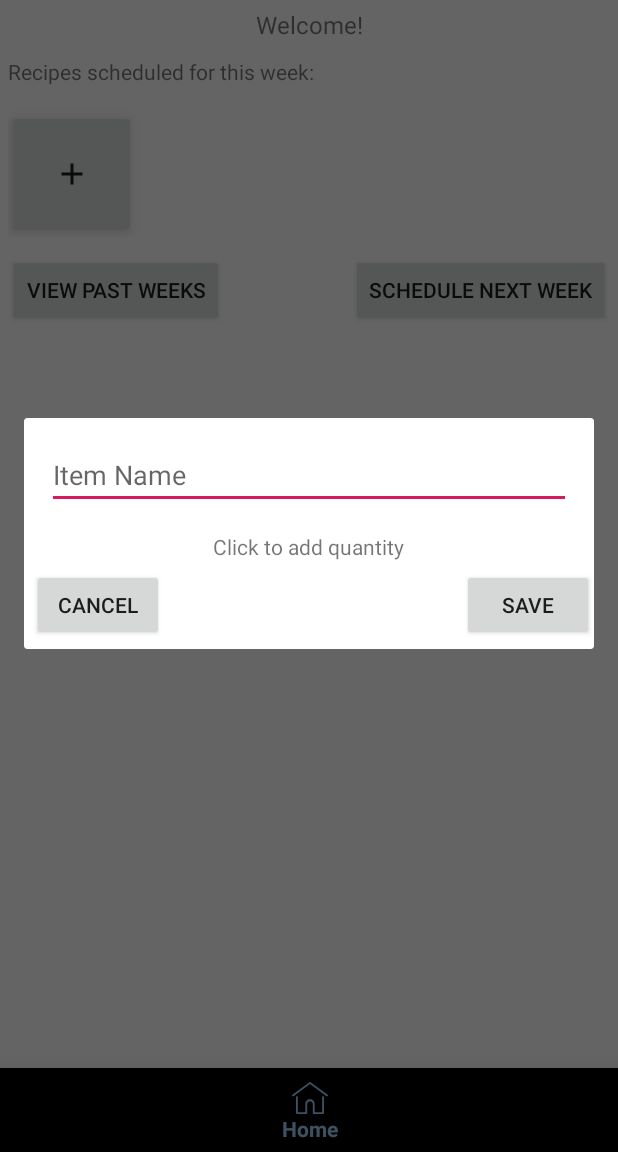
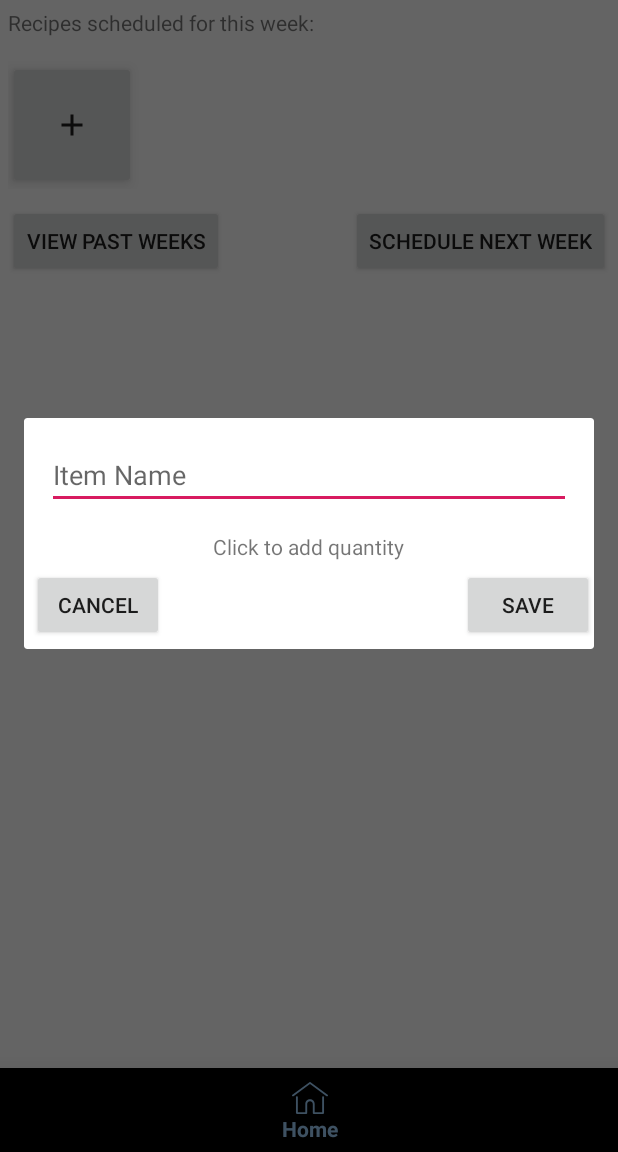
Before and after one commit to nerdyGinger/FoodManagementApp, an Android app: the fragment CustomItemDialog placed in its activity, on a phone screen of 412 x 824 dp, the part 84-1236 px from its top. Run offline under Robolectric (Android 15) with nearby library versions, the phone set to English and light mode, and no system bars; our stand-ins replace Room's generated code; 10 statements that could not run were skipped.

Commit message:
reformatted some layouts to use string resources

```diff
--- a/app/src/main/res/layout/activity_about.xml
+++ b/app/src/main/res/layout/activity_about.xml
@@ -1,7 +1,6 @@
 <?xml version="1.0" encoding="utf-8"?>
 <RelativeLayout
     xmlns:android="http://schemas.android.com/apk/res/android"
-    xmlns:app="http://schemas.android.com/apk/res-auto"
     xmlns:tools="http://schemas.android.com/tools"
     android:layout_width="match_parent"
     android:layout_height="match_parent"
@@ -53,6 +52,7 @@
                 android:layout_below="@+id/aboutCredits"
                 android:layout_centerHorizontal="true"
                 android:src="@drawable/self_portrait"
+                android:contentDescription="@string/about_pic_description"
                 />
 
             <TextView
--- a/app/src/main/res/layout/activity_contact.xml
+++ b/app/src/main/res/layout/activity_contact.xml
@@ -1,7 +1,6 @@
 <?xml version="1.0" encoding="utf-8"?>
 <RelativeLayout
     xmlns:android="http://schemas.android.com/apk/res/android"
-    xmlns:app="http://schemas.android.com/apk/res-auto"
     xmlns:tools="http://schemas.android.com/tools"
     android:layout_width="match_parent"
     android:layout_height="match_parent"
@@ -22,7 +21,7 @@
         android:layout_below="@+id/toolbar"
         android:textSize="18sp"
         android:textColor="@color/custom_text_color"
-        android:text="Do you have a question or comment for me? Fill out the form below!"
+        android:text="@string/contact_text"
         />
 
     <com.google.android.material.textfield.TextInputLayout
@@ -49,7 +48,7 @@
         android:layout_height="wrap_content"
         android:layout_below="@+id/contactMessageLayout"
         android:layout_centerHorizontal="true"
-        android:text="Submit"
+        android:text="@string/contact_submit_btn"
         />
 
 </RelativeLayout>
--- a/app/src/main/res/layout/browse_recipes_card.xml
+++ b/app/src/main/res/layout/browse_recipes_card.xml
@@ -26,7 +26,7 @@
 
             <ImageView
                 android:id="@+id/recipeCardImage"
-                android:contentDescription="Recipe Image"
+                android:contentDescription="@string/recipe_pic_description"
                 android:layout_width="75dp"
                 android:layout_height="75dp"
                 android:src="@drawable/ic_chef"
@@ -42,7 +42,6 @@
                 android:textSize="16sp"
                 android:maxLines="2"
                 android:ellipsize="end"
-                android:text="This is an example of a long recipe name"
                 />
 
             <TextView
@@ -55,7 +54,6 @@
                 android:gravity="end"
                 android:maxLines="1"
                 android:ellipsize="end"
-                android:text="Category"
                 />
 
         </RelativeLayout>
--- a/app/src/main/res/layout/custom_recipe_page_2.xml
+++ b/app/src/main/res/layout/custom_recipe_page_2.xml
@@ -9,7 +9,7 @@
         android:layout_width="wrap_content"
         android:layout_height="wrap_content"
         android:layout_margin="5dp"
-        android:text="Ingredients"
+        android:text="@string/recipe_dialog_ingredients_title"
         />
 
     <androidx.recyclerview.widget.RecyclerView
--- a/app/src/main/res/layout/custom_recipe_page_3.xml
+++ b/app/src/main/res/layout/custom_recipe_page_3.xml
@@ -9,7 +9,7 @@
         android:layout_width="wrap_content"
         android:layout_height="wrap_content"
         android:layout_margin="5dp"
-        android:text="Instructions"
+        android:text="@string/recipe_dialog_instructions_title"
         />
 
     <androidx.recyclerview.widget.RecyclerView
--- a/app/src/main/res/layout/custom_toolbar.xml
+++ b/app/src/main/res/layout/custom_toolbar.xml
@@ -18,6 +18,7 @@
             android:layout_height="wrap_content"
             android:src="@drawable/ic_menu"
             android:background="#00FFFFFF"
+            android:contentDescription="@string/menu_nav_btn_description"
             />
 
         <TextView
--- a/app/src/main/res/layout/dialog_add_inventory_item.xml
+++ b/app/src/main/res/layout/dialog_add_inventory_item.xml
@@ -14,7 +14,7 @@
         android:layout_centerInParent="true"
         android:layout_alignParentTop="true"
         android:layout_margin="15dp"
-        android:hint="Item Name"
+        android:hint="@string/inventory_item_name"
         />
 
     <TextView
@@ -40,7 +40,7 @@
             android:id="@+id/addInventoryQuantity"
             android:layout_width="100dp"
             android:layout_height="wrap_content"
-            android:hint="How much?"
+            android:hint="@string/inventory_quantity_hint"
             android:layout_alignParentTop="true"
             android:textSize="16sp"
             android:layout_margin="5dp"
@@ -64,7 +64,7 @@
             android:gravity="end"
             android:layout_centerHorizontal="true"
             android:layout_below="@+id/addInventoryQuantity"
-            android:text="How much is this?"
+            android:text="@string/inventory_stock_level_hint"
             />
 
         <SeekBar
@@ -86,7 +86,7 @@
         android:layout_height="wrap_content"
         android:layout_below="@+id/addInventoryQuantityContainer"
         android:layout_margin="5dp"
-        android:text="Cancel"
+        android:text="@string/app_cancel_btn"
         />
 
     <Button
@@ -96,7 +96,7 @@
         android:layout_alignParentEnd="true"
         android:layout_below="@+id/addInventoryQuantityContainer"
         android:layout_margin="5dp"
-        android:text="Save"
+        android:text="@string/app_save_btn"
         />
 
 </RelativeLayout>
--- a/app/src/main/res/layout/fab_recipe_menu.xml
+++ b/app/src/main/res/layout/fab_recipe_menu.xml
@@ -14,7 +14,7 @@
         android:padding="5dp"
         android:layout_marginEnd="75dp"
         android:layout_marginBottom="155dp"
-        android:text="Custom"
+        android:text="@string/recipe_add_custom"
         android:background="#555555"
         android:textColor="#ffffff"
         android:visibility="invisible"
@@ -44,7 +44,7 @@
         android:padding="5dp"
         android:layout_marginEnd="75dp"
         android:layout_marginBottom="90dp"
-        android:text="Browse"
+        android:text="@string/recipe_add_browse"
         android:background="#555555"
         android:textColor="#ffffff"
         android:visibility="invisible"
--- a/app/src/main/res/layout/fragment_home.xml
+++ b/app/src/main/res/layout/fragment_home.xml
@@ -7,21 +7,11 @@
     tools:context=".HomeFragment">
 
     <TextView
-        android:id="@+id/homeTitle"
-        android:layout_width="match_parent"
-        android:layout_height="wrap_content"
-        android:layout_margin="5dp"
-        android:gravity="center"
-        android:textSize="16sp"
-        android:text="Welcome!"
-        />
-
-    <TextView
         android:id="@+id/homeScheduledRecipesTitle"
         android:layout_width="match_parent"
         android:layout_height="wrap_content"
         android:layout_margin="5dp"
-        android:layout_below="@+id/homeTitle"
+        android:layout_alignParentTop="true"
         android:text="Recipes scheduled for this week:"
         />
 
--- a/app/src/main/res/values/strings.xml
+++ b/app/src/main/res/values/strings.xml
@@ -1,30 +1,53 @@
 <resources>
     <string name="app_name">Pocket Pantry</string>
 
+
+    <string name="app_save_btn">Save</string>
+    <string name="app_next_btn">Next</string>
+    <string name="app_cancel_btn">Cancel</string>
+
     <string name="database_unknown_error">An error occurred - data may not have been saved</string>
+
 
     <string name="about_title">About</string>
     <string name="about_text">\t\tThanks for using Pocket Pantry! This app was developed by me during my senior year in the University of Sioux Falls Computer Science program. I hope that it has proven useful to you! Visit the contact page to send me a message if you have questions or comments. </string>
-    <string name="about_credits">Icons:\n\nTrash icon made by Kiranshastry on flaticon.com\n\nChef, Recipe book, Fridge, and House icon made by Freepik on flaticon.com\n\nLists icon made by Smashicons on flaticon.com\n\nThanks to all!</string>
+    <string name="about_credits">Credits:\n\nTrash icon made by Kiranshastry on flaticon.com\n\nChef, Recipe book, Fridge, and House icon made by Freepik on flaticon.com\n\nLists icon made by Smashicons on flaticon.com\n\nThanks to all!</string>
     <string name="about_signature">- NerdyGinger</string>
+    <string name="about_pic_description">Self-portrait of developer</string>
 
     <string name="contact_title">Contact Us</string>
+    <string name="contact_text">Do you have a question or comment for me? Fill out the form below!</string>
+    <string name="contact_submit_btn">Submit</string>
 
     <string name="menu_home">Home</string>
     <string name="menu_items">Inventory</string>
     <string name="menu_recipes">Recipes</string>
     <string name="menu_lists">Lists</string>
     <string name="menu_five">Tips</string>
+    <string name="menu_nav_btn_description">Navigation Button</string>
 
+    <string name="inventory_item_name">Item Name</string>
+    <string name="inventory_quantity_hint">How much?</string>
+    <string name="inventory_stock_level_hint">How much is this?</string>
     <string name="inventory_item_expansion">Click to add quantity</string>
     <string name="inventory_item_collapse">Click to collapse</string>
     <string name="inventory_name_error">Item name cannot be empty</string>
     <string name="inventory_quantity_error">Please enter quantity for stock level calculations</string>
     <string name="inventory_stock_level_error">Don\'t forget to set your stock level!</string>
 
+    <string name="recipe_pic_description">Recipe Image</string>
+    <string name="recipe_add_browse">Browse</string>
+    <string name="recipe_add_custom">Custom</string>
+
     <string name="recipe_dialog_edit_title">Edit Recipe</string>
     <string name="recipe_dialog_view_title">View Recipe</string>
-    <string name="recipe_dialog_save_btn">Save</string>
-    <string name="recipe_dialog_next_btn">Next</string>
+    <string name="recipe_dialog_name">Recipe Name</string>
+    <string name="recipe_dialog_author">Author</string>
+    <string name="recipe_dialog_description">Description</string>
+    <string name="recipe_dialog_time">Total Time</string>
+    <string name="recipe_dialog_yield">Yield</string>
+    <string name="recipe_dialog_ingredients_title">Ingredients</string>
+    <string name="recipe_dialog_instructions_title">Instructions</string>
+
 
 </resources>
```
Also changed, not shown: app/src/main/java/apps/nerdyginger/pocketpantry/CustomRecipeDialog.java (+4 -4 lines), app/src/main/res/layout/custom_recipe_page_1.xml (+9 -6 lines).
